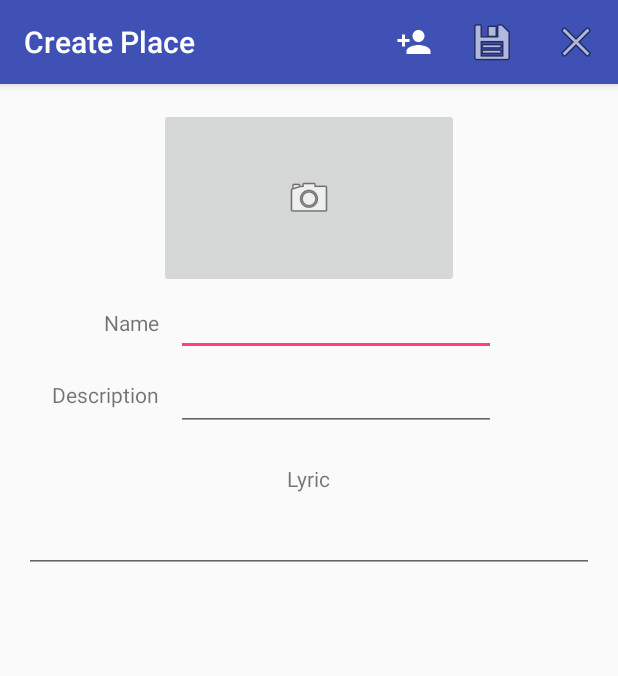
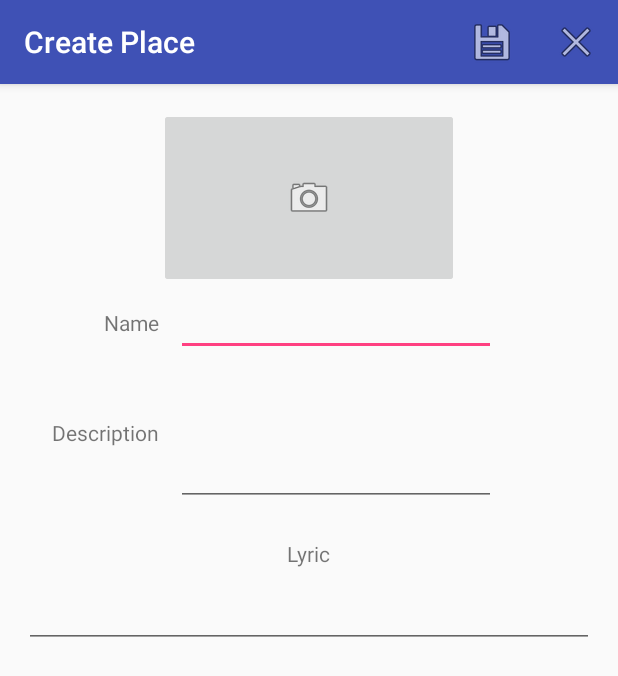
Before and after one commit to dbgithub/ArduinoSinger, an Android app: the screen it shows after launch (CreateEditSongActivity), after a tap on an icon or button, on a phone screen of 412 x 824 dp. Shown: the top 676 px of the screen. Run offline under Robolectric (Android 15) with nearby library versions, the phone set to English and light mode, and no system bars.

```diff
--- a/AndroidApp/app/src/main/java/es/deusto/arduinosinger/ListSongsActivity.java
+++ b/AndroidApp/app/src/main/java/es/deusto/arduinosinger/ListSongsActivity.java
@@ -47,8 +47,8 @@ public class ListSongsActivity extends AppCompatActivity implements DialogInterf
     public ArrayList<Song> arraylSongs = new ArrayList<>();
     public static ArrayList<Song> arraylSongs_backup = new ArrayList<>(); // This list will be used to restore the previous items after a search (like a backup)
     private ArrayAdapter<Song> arrayadapSongs;
-    public static final int CREATE_SONG = 0; // ID for CreatePlace Intent
-    public static final int SONG_DETAILS = 1; // ID for PlaceDetails Intent
+    public static final int CREATE_SONG = 0; // ID for CreateSong Intent
+    public static final int EDIT_SONG = 1; // ID for CreateEditSong Intent
     private static final int  MY_PERMISSIONS_BT = 2; // 1 doesn't mean True, it's just an ID.
     private static final int  MY_PERMISSIONS_BT_ADMIN = 4; // 1 doesn't mean True, it's just an ID.
     private int edited_song_index;
@@ -224,7 +224,7 @@ public class ListSongsActivity extends AppCompatActivity implements DialogInterf
             Intent shareIntent = new Intent(Intent.ACTION_SEND);
             shareIntent.setType("text/plain");
             shareIntent.putExtra(Intent.EXTRA_TEXT, "Hey! Would you fancy listening to this song?! '"+ arraylSongs.get(edited_song_index).getName()+"'\n\n"+
-                    arraylSongs.get(edited_song_index).getDescription().substring(0,100) +"...\n\nCheck it out! (ArduinoSinger app)");
+                    ((arraylSongs.get(edited_song_index).getDescription().length() >= 100)? arraylSongs.get(edited_song_index).getDescription().substring(0,100) : arraylSongs.get(edited_song_index).getDescription())  +"...\n\nCheck it out! (ArduinoSinger app)");
             shareProv.setShareIntent(shareIntent);
             return true;
         }
@@ -247,7 +247,9 @@ public class ListSongsActivity extends AppCompatActivity implements DialogInterf
         public boolean onActionItemClicked(ActionMode mode, MenuItem item) {
             switch (item.getItemId()) {
                 case R.id.mnu_cab_edit_song:
-                    // TODO: launch another activity
+                    Intent editSongIntent = new Intent(getBaseContext(), CreateEditSongActivity.class);
+                    editSongIntent.putExtra(CreateEditSongActivity.SONG_EDIT, arraylSongs.get(edited_song_index));
+                    startActivityForResult(editSongIntent, EDIT_SONG);
                     return false;
                 case es.deusto.arduinosinger.R.id.mnu_cab_delete_song:
                     arraylSongs.remove(edited_song_index);
@@ -360,14 +362,16 @@ public class ListSongsActivity extends AppCompatActivity implements DialogInterf
                 arraylSongs.add((Song) data.getSerializableExtra("place"));
                 arraylSongs_backup.add((Song) data.getSerializableExtra("place"));
                 arrayadapSongs.notifyDataSetChanged();
-//                if (arraylSongs.size() >= 1) {startNearestPlaceService();} // TODO: delete
             }
-        } else if (requestCode == SONG_DETAILS) { // This will happen when the user goes from the 'details' Activity back to the main Activity.
+        } else if (requestCode == EDIT_SONG) { // This will happen when the user goes from the 'details' Activity back to the main Activity.
             if(resultCode == Activity.RESULT_OK) {
                 arraylSongs.set(edited_song_index, (Song) data.getSerializableExtra("place"));
                 arraylSongs_backup.set(edited_song_index, (Song) data.getSerializableExtra("place"));
                 arrayadapSongs.notifyDataSetChanged();
             }
+                // Reset the CAB:
+                mActionMode.finish();
+                mActionMode = null;
         }
     }
 
--- a/AndroidApp/app/src/main/res/layout/activity_create_song.xml
+++ b/AndroidApp/app/src/main/res/layout/activity_create_song.xml
@@ -24,6 +24,16 @@
         android:layout_height="@dimen/list_item_place_img_height"
         android:layout_alignParentTop="true"
         android:layout_centerHorizontal="true"
+        android:contentDescription="@string/contDesc_pictureplace"
+        app:srcCompat="@android:drawable/ic_menu_camera" />
+
+    <ImageButton
+        android:id="@+id/create_place_img2"
+        android:layout_width="@dimen/list_item_place_img_width"
+        android:layout_height="@dimen/list_item_place_img_height"
+        android:layout_alignParentTop="true"
+        android:layout_centerHorizontal="true"
+        android:alpha="0.8"
         android:contentDescription="@string/contDesc_pictureplace"
         app:srcCompat="@android:drawable/ic_menu_camera" />
 
@@ -60,7 +70,7 @@
     <EditText
         android:id="@+id/et_desc"
         android:layout_width="wrap_content"
-        android:layout_height="50dp"
+        android:layout_height="100dp"
         android:layout_alignStart="@+id/et_name"
         android:layout_below="@+id/et_name"
         android:ems="10"
--- a/AndroidApp/app/src/main/res/menu/menu_create_place.xml
+++ b/AndroidApp/app/src/main/res/menu/menu_create_place.xml
@@ -2,11 +2,6 @@
 <menu xmlns:app="http://schemas.android.com/apk/res-auto"
     xmlns:android="http://schemas.android.com/apk/res/android">
 
-    <item
-        android:title="todelete"
-        app:showAsAction="always|withText"
-        android:icon="@drawable/ic_person_add_white_24dp"
-        android:id="@+id/mnu_addContact" />
     <item android:id="@+id/mnu_save"
         android:title="@string/acb_save"
         android:icon="@android:drawable/ic_menu_save"
```
Also changed, not shown: AndroidApp/app/src/main/java/es/deusto/arduinosinger/CreateEditSongActivity.java (+74 -28 lines), AndroidApp/app/src/main/java/es/deusto/arduinosinger/SongDetailsActivity.java (+19 -13 lines), 12 other files.
